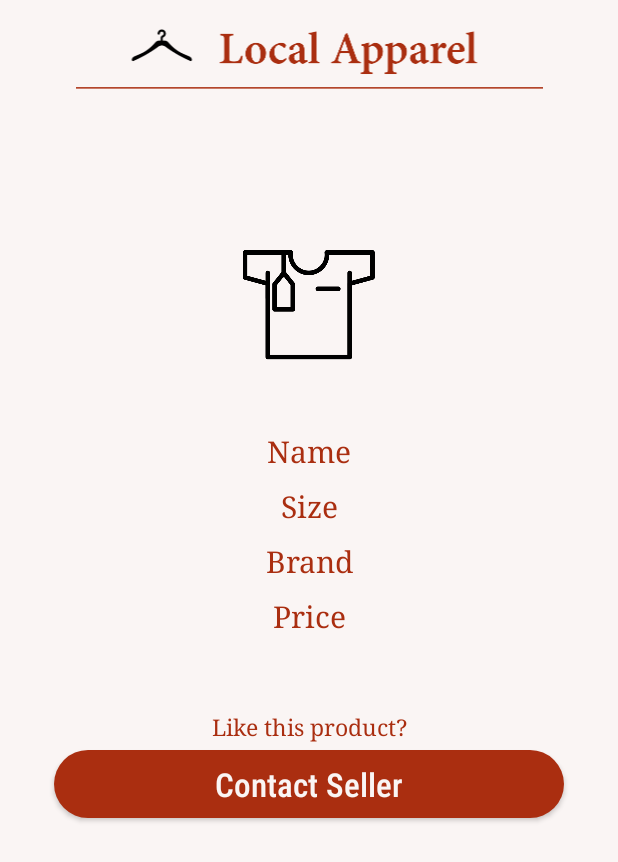
After one commit to KofiAAnnor/LocalApparelApp, an Android app: the fragment ProductFragment shown on its own in the app's theme, on a phone screen of 412 x 824 dp. The commit adds this screen. Shown: the top 862 px of the screen. Run offline under Robolectric (Android 15) with nearby library versions, the light colour scheme and no system bars.

Commit message:
- Made changes to the User Profile fragment - Made a Product Fragment

```diff
--- /dev/null
+++ b/MyApplication3/app/src/main/java/com/example/myapplication/ProductFragment.kt
@@ -0,0 +1,24 @@
+package com.example.myapplication
+
+
+import android.os.Bundle
+import androidx.fragment.app.Fragment
+import android.view.LayoutInflater
+import android.view.View
+import android.view.ViewGroup
+
+/**
+ * A simple [Fragment] subclass.
+ */
+class ProductFragment : Fragment() {
+
+    override fun onCreateView(
+        inflater: LayoutInflater, container: ViewGroup?,
+        savedInstanceState: Bundle?
+    ): View? {
+        // Inflate the layout for this fragment
+        return inflater.inflate(R.layout.fragment_product, container, false)
+    }
+
+
+}
--- a/MyApplication3/app/src/main/res/layout/activity_login.xml
+++ b/MyApplication3/app/src/main/res/layout/activity_login.xml
@@ -16,13 +16,14 @@
         android:layout_width="match_parent"
         android:layout_height="wrap_content"
         app:srcCompat="@drawable/ic_login"
-        android:layout_marginBottom="100dp"/>
+        android:layout_marginTop="-120dp"/>
 
 
     <EditText
         android:id="@+id/email_view"
         android:layout_width="340dp"
         android:layout_height="55dp"
+        android:layout_marginTop="70dp"
         android:ems="15"
         android:hint="@string/email_hint_string"
         android:inputType="textEmailAddress"
@@ -45,7 +46,7 @@
     <Button
         android:id="@+id/registerButtonView"
         android:layout_width="340dp"
-        android:layout_height="55dp"
+        android:layout_height="45dp"
         android:layout_marginTop="50dp"
         android:background="@drawable/custom_butn"
 
--- /dev/null
+++ b/MyApplication3/app/src/main/res/layout/fragment_product.xml
@@ -0,0 +1,102 @@
+<?xml version="1.0" encoding="utf-8"?>
+<FrameLayout xmlns:android="http://schemas.android.com/apk/res/android"
+    xmlns:app="http://schemas.android.com/apk/res-auto"
+    xmlns:tools="http://schemas.android.com/tools"
+    android:layout_width="match_parent"
+    android:layout_height="match_parent"
+    tools:context=".ProductFragment">
+
+    <LinearLayout
+        android:layout_width="match_parent"
+        android:layout_height="625dp"
+        android:orientation="vertical"
+        android:background="@color/colorAppBackground">
+
+        <ImageView
+            android:id="@+id/profile_logo"
+            android:layout_width="match_parent"
+            android:layout_height="wrap_content"
+            android:src="@drawable/ic_logo2"
+            android:layout_marginTop="10dp"/>
+
+        <ImageView
+            android:id="@+id/imageView4"
+            android:layout_width="match_parent"
+            android:layout_height="wrap_content"
+            android:src="@drawable/ic_sell_clothes"
+            android:layout_marginTop="100dp"/>
+
+        <TextView
+            android:id="@+id/product_name"
+            android:layout_width="match_parent"
+            android:layout_height="wrap_content"
+            android:text="Name"
+            android:textAlignment="center"
+
+            android:layout_marginTop="40dp"
+            android:fontFamily="serif"
+            android:textColor="@color/colorPrimaryDark"
+            android:textSize="20dp"/>
+
+        <TextView
+            android:id="@+id/product_size"
+            android:layout_width="match_parent"
+            android:layout_height="wrap_content"
+            android:text="Size"
+            android:textAlignment="center"
+            android:layout_marginTop="10dp"
+            android:fontFamily="serif"
+            android:textColor="@color/colorPrimaryDark"
+            android:textSize="20dp"/>
+
+        <TextView
+            android:id="@+id/product_brand"
+            android:layout_width="match_parent"
+            android:layout_height="wrap_content"
+            android:text="Brand"
+            android:textAlignment="center"
+            android:layout_marginTop="10dp"
+            android:fontFamily="serif"
+            android:textColor="@color/colorPrimaryDark"
+            android:textSize="20dp"/>
+
+        <TextView
+            android:id="@+id/product_price"
+            android:layout_width="match_parent"
+            android:layout_height="wrap_content"
+            android:text="Price"
+            android:textAlignment="center"
+            android:layout_marginTop="10dp"
+            android:fontFamily="serif"
+            android:textColor="@color/colorPrimaryDark"
+            android:textSize="20dp"/>
+
+
+        <TextView
+            android:id="@+id/likeproduct_text"
+            android:layout_width="match_parent"
+            android:layout_height="wrap_content"
+            android:text="Like this product?"
+            android:textAlignment="center"
+            android:layout_marginTop="50dp"
+            android:fontFamily="serif"
+            android:textColor="@color/colorPrimaryDark"
+            android:textSize="15dp"/>
+
+        <Button
+            android:id="@+id/registerButtonView"
+            android:layout_gravity="center"
+            android:layout_width="340dp"
+            android:layout_height="45dp"
+            android:background="@drawable/custom_butn"
+            android:layout_marginTop="5dp"
+            android:fontFamily="sans-serif-condensed-medium"
+            android:text="@string/contact_seller"
+            android:textAppearance="@style/TextAppearance.AppCompat.Large"
+            android:textColor="@color/colorAppBackground" />
+
+
+    </LinearLayout>
+
+
+</FrameLayout>
--- a/MyApplication3/app/src/main/res/layout/fragment_user.xml
+++ b/MyApplication3/app/src/main/res/layout/fragment_user.xml
@@ -43,6 +43,19 @@
             android:textColor="@color/colorPrimaryDark"
             android:textSize="20dp" />
 
+
+        <Button
+            android:id="@+id/button_logout"
+            android:layout_width="340dp"
+            android:layout_height="45dp"
+            android:layout_marginTop="50dp"
+            android:background="@drawable/custom_butn"
+
+            android:fontFamily="sans-serif-condensed-medium"
+            android:text="@string/log_out"
+            android:textAppearance="@style/TextAppearance.AppCompat.Large"
+            android:textColor="@color/colorAppBackground" />
+
     </LinearLayout>
 
 
--- a/MyApplication3/app/src/main/res/layout/register_layout.xml
+++ b/MyApplication3/app/src/main/res/layout/register_layout.xml
@@ -1,10 +1,18 @@
 <?xml version="1.0" encoding="utf-8"?>
 <LinearLayout xmlns:android="http://schemas.android.com/apk/res/android"
+    xmlns:app="http://schemas.android.com/apk/res-auto"
     android:layout_width="match_parent"
     android:layout_height="match_parent"
     android:background="@drawable/app_background"
     android:orientation="vertical"
     android:gravity="center">
+
+    <ImageView
+        android:id="@+id/imageView3"
+        android:layout_width="match_parent"
+        android:layout_height="wrap_content"
+        app:srcCompat="@drawable/ic_signup"
+        android:layout_marginTop="-70dp"/>
 
 
     <EditText
@@ -14,7 +22,9 @@
         android:ems="15"
         android:hint="@string/fill_name_hint_string"
         android:inputType="textPostalAddress"
-        android:backgroundTint="@color/colorButtonRed"/>
+        android:backgroundTint="@color/colorButtonRed"
+
+        android:layout_marginTop="40dp"/>
 
     <EditText
         android:id="@+id/email_view"
@@ -57,8 +67,8 @@
     <Button
         android:id="@+id/registerButtonView"
         android:layout_width="340dp"
-        android:layout_height="55dp"
-        android:layout_marginTop="50dp"
+        android:layout_height="45dp"
+        android:layout_marginTop="45dp"
         android:background="@drawable/custom_butn"
 
         android:fontFamily="sans-serif-condensed-medium"
@@ -69,7 +79,7 @@
     <Button
         android:id="@+id/fakeRegisterButtonView2"
         android:layout_width="147dp"
-        android:layout_height="55dp"
+        android:layout_height="45dp"
         android:layout_marginTop="50dp"
         android:background="@drawable/custom_butn"
         android:fontFamily="sans-serif-condensed-medium"
--- a/MyApplication3/app/src/main/res/layout/register_trial.xml
+++ b/MyApplication3/app/src/main/res/layout/register_trial.xml
@@ -36,7 +36,7 @@
     <Button
         android:id="@+id/registerButtonView"
         android:layout_width="340dp"
-        android:layout_height="55dp"
+        android:layout_height="45dp"
         android:layout_marginTop="50dp"
         android:background="@drawable/custom_butn"
 
--- a/MyApplication3/app/src/main/res/values/strings.xml
+++ b/MyApplication3/app/src/main/res/values/strings.xml
@@ -22,6 +22,8 @@
     <string name="log_in">LOG IN</string>
     <string name="sign_up">SIGN UP</string>
     <string name="list_item">LIST ITEM</string>
+    <string name="log_out">LOG OUT</string>
+    <string name="contact_seller">Contact Seller</string>
 
     <!-- TODO: Remove or change this placeholder text -->
     <string name="hello_user_fragment">Hello user fragment</string>
```
